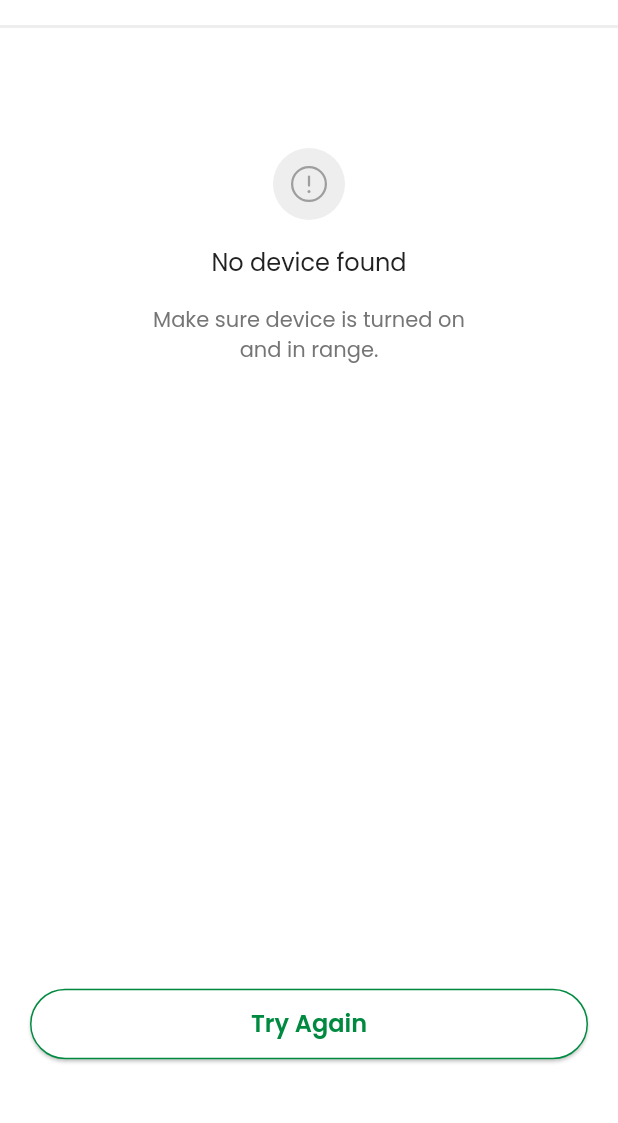
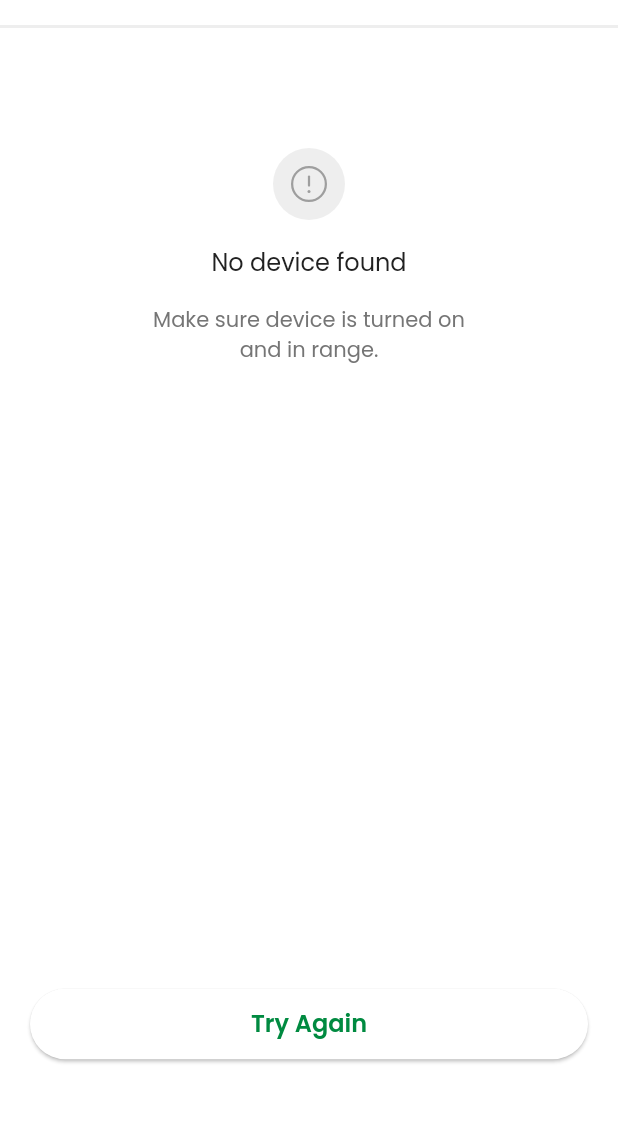
Before and after one commit to kwakdeung/lymphowear_remote_app, a Flutter app: the PairingFailed screen opened directly, on a phone screen of 412 x 824 dp, the part 56-1179 px from its top. Run offline on Flutter 3.47's test engine with Material 2 defaults, Android fonts, the phone set to English and light mode, and no system bars; our stand-ins replace flutter_local_notifications, flutter_native_timezone, flutter_svg, lottie, rxdart, timezone.

Commit message:
white_bottom_button.dart(흰색 계열 바탕 버튼) 추가 밎 적용
*white_bottom_button.dart 추가: 흰색 계열 바탕 버튼
*home_bluetooth.dart
7 라인 import 추가 white_bottom_button.dart
86 라인 수정 HomeBluetoothBottomButton() -> WhiteBottomButton()
*home_refresh.dart
6 라인 import 추가 white_bottom_button.dart
66 라인 수정 HomeRefleshBottomButton() -> WhiteBottomButton()
*pairing_failed.dart
8 라인 import 추가 white_bottom_button.dart
95 라인 수정 PairingFailedBottomButton() -> WhiteBottomButton()

```diff
--- a/lib/pages/pairing/pairing_failed.dart
+++ b/lib/pages/pairing/pairing_failed.dart
@@ -5,6 +5,7 @@ import 'package:lymphowear_remote_app/pages/add_device_appbar.dart';
 import 'package:lymphowear_remote_app/pages/pairing/pairing_connect.dart';
 import 'package:lymphowear_remote_app/pages/pairing/pairing_loading.dart';
 import 'package:lymphowear_remote_app/pages/pairing_page.dart';
+import 'package:lymphowear_remote_app/pages/white_bottom_button.dart';
 
 class PairingFailed extends StatefulWidget {
   const PairingFailed({Key? key}) : super(key: key);
@@ -91,31 +92,8 @@ class PairingFailedBody extends StatelessWidget {
                 shape: BoxShape.rectangle,
                 color: Colors.white,
               ),
-              child: const PairingFailedBottomButton(),
-            ),
-          ],
-        ),
-      ),
-    );
-  }
-}
-
-class PairingFailedBottomButton extends StatelessWidget {
-  const PairingFailedBottomButton({Key? key}) : super(key: key);
-
-  @override
-  Widget build(BuildContext context) {
-    return ElevatedButton(
-      style: ElevatedButton.styleFrom(
-        padding: buttonPadding,
-        backgroundColor: Colors.white,
-        foregroundColor: const Color(0xff008A40),
-        surfaceTintColor: Colors.white,
-        textStyle: Theme.of(context).textTheme.button,
-        side: const BorderSide(
-          color: Color(0xff008A40),
-        ),
-      ),
+              child: WhiteBottomButton(
+                buttonText: 'Try Again',
                 onPressed: () {
                   Navigator.of(
                     context,
@@ -128,7 +106,11 @@ class PairingFailedBottomButton extends StatelessWidget {
                     ),
                   );
                 },
-      child: const Text('Try Again'),
+              ),
+            ),
+          ],
+        ),
+      ),
     );
   }
 }
--- /dev/null
+++ b/lib/pages/white_bottom_button.dart
@@ -0,0 +1,25 @@
+import 'package:flutter/material.dart';
+import 'package:lymphowear_remote_app/constants.dart';
+
+class WhiteBottomButton extends StatelessWidget {
+  const WhiteBottomButton(
+      {Key? key, required this.onPressed, required this.buttonText})
+      : super(key: key);
+  final Function() onPressed;
+
+  // 생성자 타입 선언 문제(Navigator 위젯) - Widget, Navigator, MaterialPageRoute 선언해봄
+  final String buttonText;
+  @override
+  Widget build(BuildContext context) {
+    return ElevatedButton(
+      style: ElevatedButton.styleFrom(
+        padding: buttonPadding,
+        backgroundColor: Colors.white,
+        foregroundColor: const Color(0xff008A40),
+        textStyle: Theme.of(context).textTheme.button,
+      ),
+      onPressed: onPressed,
+      child: Text(buttonText),
+    );
+  }
+}
```
Also changed, not shown: lib/pages/home/home_bluetooth.dart (+7 -22 lines), lib/pages/home/home_refresh.dart (+7 -26 lines). Lines whose indentation alone changed are shown as unchanged.
